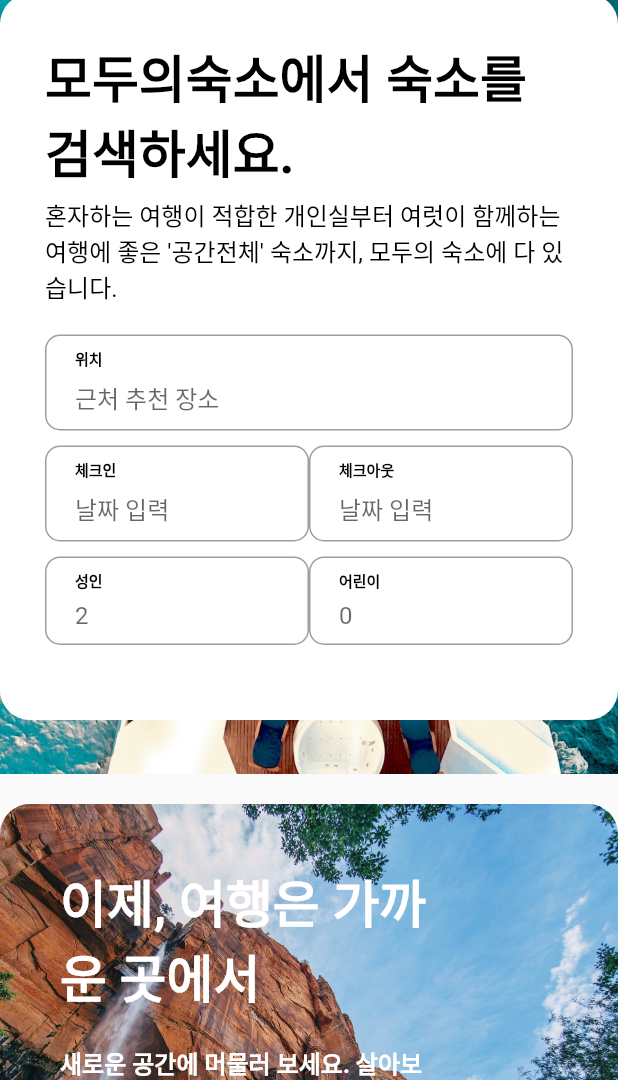
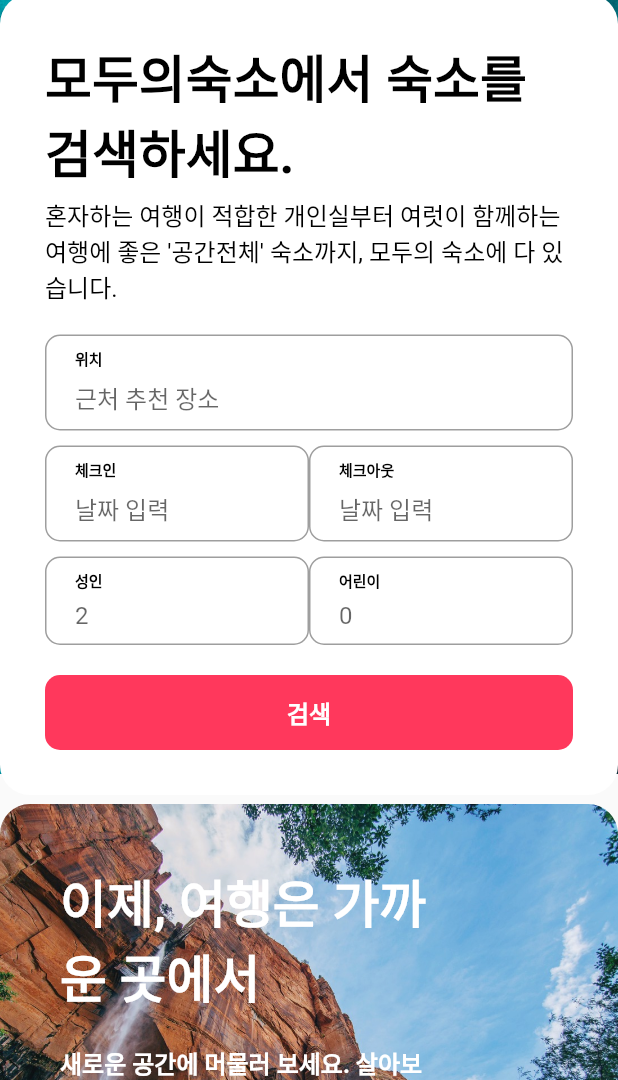
Before and after one commit to codewhite7777/flutter_ui_clone_01, a Flutter app: the screen it shows after launch, on a phone screen of 412 x 824 dp, the part 156-1236 px from its top. Run offline on Flutter 3.47's test engine with Material 2 defaults, Android fonts, the phone set to English and light mode, and no system bars; our stand-ins replace flutter_svg.

Commit message:
feat: home header - button

```diff
--- a/flutter_airbnb/lib/components/home/home_header_form.dart
+++ b/flutter_airbnb/lib/components/home/home_header_form.dart
@@ -1,5 +1,6 @@
 import 'package:flutter/material.dart';
 import 'package:flutter_airbnb/components/common/common_form_field.dart';
+import 'package:flutter_airbnb/constants.dart';
 import 'package:flutter_airbnb/size.dart';
 import 'package:flutter_airbnb/style.dart';
 
@@ -8,10 +9,13 @@ class HomeHeaderForm extends StatelessWidget {
 
   @override
   Widget build(BuildContext context) {
+    double screenWidth = MediaQuery.of(context).size.width;
     return Padding(
-      padding: EdgeInsets.only(top: gap_m),
+      padding: const EdgeInsets.only(top: gap_m),
       child: Align(
-        alignment: Alignment(-0.6, 0),
+        alignment: (screenWidth < 520)
+            ? const Alignment(0, 0)
+            : const Alignment(-0.6, 0),
         child: Container(
           width: 420,
           decoration: BoxDecoration(
@@ -20,7 +24,7 @@ class HomeHeaderForm extends StatelessWidget {
           ),
           child: Form(
             child: Padding(
-              padding: EdgeInsets.all(gap_l),
+              padding: const EdgeInsets.all(gap_l),
               child: Column(
                 children: [
                   _buildFormTitle(),
@@ -42,12 +46,12 @@ class HomeHeaderForm extends StatelessWidget {
           '모두의숙소에서 숙소를 검색하세요.',
           style: h4(),
         ),
-        SizedBox(height: gap_xs),
+        const SizedBox(height: gap_xs),
         Text(
           '혼자하는 여행이 적합한 개인실부터 여럿이 함께하는 여행에 좋은 \'공간전체\' 숙소까지, 모두의 숙소에 다 있습니다.',
           style: body1(),
         ),
-        SizedBox(height: gap_m),
+        const SizedBox(height: gap_m),
       ],
     );
   }
@@ -55,10 +59,10 @@ class HomeHeaderForm extends StatelessWidget {
   Widget _buildFormField() {
     return Column(
       children: [
-        CommonFormField(prefixText: '위치', hintText: '근처 추천 장소'),
-        SizedBox(height: gap_s),
+        const CommonFormField(prefixText: '위치', hintText: '근처 추천 장소'),
+        const SizedBox(height: gap_s),
         Row(
-          children: [
+          children: const [
             Expanded(
               child: CommonFormField(
                 prefixText: '체크인',
@@ -73,9 +77,9 @@ class HomeHeaderForm extends StatelessWidget {
             ),
           ],
         ),
-        SizedBox(height: gap_s),
+        const SizedBox(height: gap_s),
         Row(
-          children: [
+          children: const [
             Expanded(
               child: CommonFormField(
                 prefixText: '성인',
@@ -90,12 +94,28 @@ class HomeHeaderForm extends StatelessWidget {
             ),
           ],
         ),
-        SizedBox(height: gap_m),
+        const SizedBox(height: gap_m),
       ],
     );
   }
 
   Widget _buildFormSubmit() {
-    return SizedBox();
+    return SizedBox(
+      width: double.infinity,
+      height: 50,
+      child: TextButton(
+        style: TextButton.styleFrom(
+          backgroundColor: kAccentColor,
+          shape: RoundedRectangleBorder(
+            borderRadius: BorderRadius.circular(10),
+          ),
+        ),
+        onPressed: () {},
+        child: Text(
+          '검색',
+          style: subtitle1(mColor: Colors.white),
+        ),
+      ),
+    );
   }
 }
```
